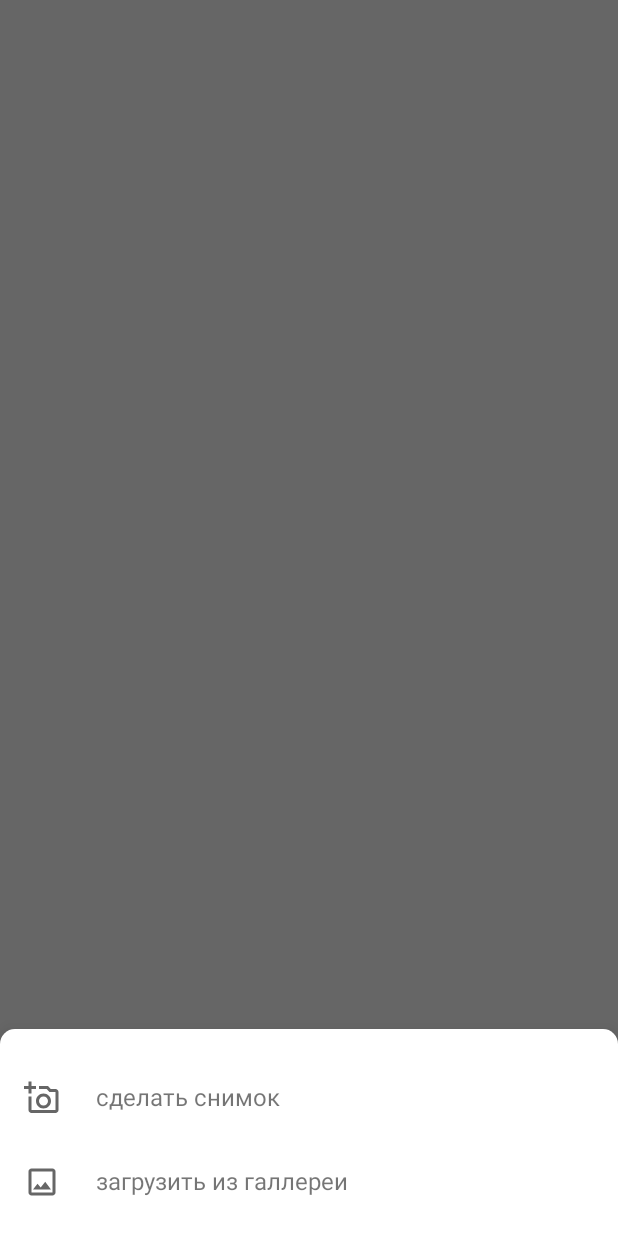
After one commit to NurseyitTursunkulov/TestRussiaIvan, an Android app: the fragment ImageResourceChooserDialogFragment shown on its own in the app's theme, on a phone screen of 412 x 824 dp. The commit adds this screen. Run offline under Robolectric (Android 15) with nearby library versions, the phone set to English and light mode, and no system bars.

Commit message:
chooser fragment added

```diff
--- a/app/build.gradle
+++ b/app/build.gradle
@@ -44,4 +44,5 @@ dependencies {
     androidTestImplementation 'androidx.test.ext:junit:1.1.1'
     androidTestImplementation 'androidx.test.espresso:espresso-core:3.2.0'
     implementation project(":permissionlib")
+    implementation 'androidx.appcompat:appcompat:1.1.0'
 }
--- /dev/null
+++ b/app/src/main/java/com/example/uploadPhoto/ImageResourceChooserDialogFragment.kt
@@ -0,0 +1,72 @@
+package com.example.uploadPhoto
+
+import android.app.Activity
+import android.content.Intent
+import android.graphics.Bitmap
+import android.os.Bundle
+import android.util.Log
+import android.view.LayoutInflater
+import android.view.View
+import android.view.ViewGroup
+import com.example.permissionlib.MY_PERMISSIONS_REQUEST_ACCESS_CAMERA
+import com.example.testrussiaivan.*
+import kotlinx.android.synthetic.main.bottom_sheet.add_image_tv
+import kotlinx.android.synthetic.main.bottom_sheet.add_photo_tv
+import kotlinx.android.synthetic.main.fragment_first.*
+
+class ImageResourceChooserDialogFragment() : RoundedBottomSheetDialogFragment() {
+    override fun onCreateView(
+        inflater: LayoutInflater, container: ViewGroup?,
+        savedInstanceState: Bundle?
+    ): View? {
+        return inflater.inflate(R.layout.bottom_sheet, container, false)
+    }
+
+    override fun onViewCreated(view: View, savedInstanceState: Bundle?) {
+        super.onViewCreated(view, savedInstanceState)
+        add_photo_tv.setOnClickListener {
+            checkCameraPermission { dispatchTakePictureIntent() }
+        }
+        add_image_tv.setOnClickListener {
+            checkPickImagePermission {
+                dispatchGetPictureFromGallery()
+            }
+        }
+    }
+
+    override fun onRequestPermissionsResult(
+        requestCode: Int,
+        permissions: Array<String>,
+        grantResults: IntArray
+    ) {
+        if (isPermissionGranted(grantResults)) {
+            when (requestCode) {
+                MY_PERMISSIONS_REQUEST_ACCESS_CAMERA -> {
+                    dispatchTakePictureIntent()
+                }
+                MY_PERMISSIONS_REQUEST_ACCESS_GALLERY -> {
+                    dispatchGetPictureFromGallery()
+                }
+            }
+        }
+    }
+
+    override fun onActivityResult(requestCode: Int, resultCode: Int, data: Intent?) {
+        if (requestCode == REQUEST_IMAGE_CAPTURE && resultCode == Activity.RESULT_OK) {
+            val imageBitmap = data?.extras?.get("data") as Bitmap
+//            image_view_avatar.setImageBitmap(imageBitmap)
+            Log.d("Nurs", "photo geldi uuuuuu")
+        }
+        if (resultCode == Activity.RESULT_OK && requestCode == PICK_IMAGE) {
+            val imageUri = data?.data;
+            Log.d("Nurs", "photo geldi uuuuuu")
+        }
+    }
+
+    companion object {
+        const val TAG = "ActionBottomDialog"
+        fun newInstance(): ImageResourceChooserDialogFragment {
+            return ImageResourceChooserDialogFragment()
+        }
+    }
+}
--- /dev/null
+++ b/app/src/main/java/com/example/uploadPhoto/RoundedBottomSheetDialogFragment.kt
@@ -0,0 +1,21 @@
+package com.example.uploadPhoto
+
+import android.app.Dialog
+import android.os.Bundle
+import com.example.testrussiaivan.R
+import com.google.android.material.bottomsheet.BottomSheetDialog
+import com.google.android.material.bottomsheet.BottomSheetDialogFragment
+
+/**
+ * [BottomSheetDialogFragment] that uses a custom
+ * theme which sets a rounded background to the dialog
+ * and doesn't dim the navigation bar
+ */
+open class RoundedBottomSheetDialogFragment : BottomSheetDialogFragment() {
+
+    override fun getTheme(): Int =
+        R.style.BottomSheetDialogTheme
+
+    override fun onCreateDialog(savedInstanceState: Bundle?): Dialog = BottomSheetDialog(requireContext(), theme)
+
+}
--- /dev/null
+++ b/app/src/main/res/drawable/bg_bottom_sheet_dialog_fragment.xml
@@ -0,0 +1,10 @@
+<?xml version="1.0" encoding="utf-8"?>
+<shape xmlns:android="http://schemas.android.com/apk/res/android"
+    android:shape="rectangle">
+    <corners
+        android:topLeftRadius="10dp"
+        android:topRightRadius="10dp"
+        />
+    <padding android:top="10dp" />
+    <solid android:color="@color/white" />
+</shape>
--- /dev/null
+++ b/app/src/main/res/drawable/ic_outline_add_a_photo_24.xml
@@ -0,0 +1,10 @@
+<vector xmlns:android="http://schemas.android.com/apk/res/android"
+    android:width="24dp"
+    android:height="24dp"
+    android:viewportWidth="24"
+    android:viewportHeight="24"
+    android:tint="?attr/colorControlNormal">
+  <path
+      android:fillColor="@android:color/white"
+      android:pathData="M21,6h-3.17L16,4h-6v2h5.12l1.83,2L21,8v12L5,20v-9L3,11v9c0,1.1 0.9,2 2,2h16c1.1,0 2,-0.9 2,-2L23,8c0,-1.1 -0.9,-2 -2,-2zM8,14c0,2.76 2.24,5 5,5s5,-2.24 5,-5 -2.24,-5 -5,-5 -5,2.24 -5,5zM13,11c1.65,0 3,1.35 3,3s-1.35,3 -3,3 -3,-1.35 -3,-3 1.35,-3 3,-3zM5,6h3L8,4L5,4L5,1L3,1v3L0,4v2h3v3h2z"/>
+</vector>
--- /dev/null
+++ b/app/src/main/res/drawable/ic_outline_image_24.xml
@@ -0,0 +1,10 @@
+<vector xmlns:android="http://schemas.android.com/apk/res/android"
+    android:width="24dp"
+    android:height="24dp"
+    android:viewportWidth="24"
+    android:viewportHeight="24"
+    android:tint="?attr/colorControlNormal">
+  <path
+      android:fillColor="@android:color/white"
+      android:pathData="M19,5v14L5,19L5,5h14m0,-2L5,3c-1.1,0 -2,0.9 -2,2v14c0,1.1 0.9,2 2,2h14c1.1,0 2,-0.9 2,-2L21,5c0,-1.1 -0.9,-2 -2,-2zM14.14,11.86l-3,3.87L9,13.14 6,17h12l-3.86,-5.14z"/>
+</vector>
--- /dev/null
+++ b/app/src/main/res/layout/bottom_sheet.xml
@@ -0,0 +1,29 @@
+<?xml version="1.0" encoding="utf-8"?>
+<androidx.constraintlayout.widget.ConstraintLayout xmlns:android="http://schemas.android.com/apk/res/android"
+    xmlns:app="http://schemas.android.com/apk/res-auto"
+    android:layout_width="match_parent"
+    android:layout_height="wrap_content"
+    android:paddingBottom="8dp">
+
+    <TextView
+        android:id="@+id/add_photo_tv"
+        style="@style/ActionItem"
+        android:layout_marginTop="8dp"
+        android:drawableStart="@drawable/ic_outline_add_a_photo_24"
+        android:drawableLeft="@drawable/ic_outline_add_a_photo_24"
+        android:text="@string/action_get_image_from_camera"
+        app:layout_constraintEnd_toEndOf="parent"
+        app:layout_constraintStart_toStartOf="parent"
+        app:layout_constraintTop_toTopOf="parent" />
+
+    <TextView
+        android:id="@+id/add_image_tv"
+        style="@style/ActionItem"
+        android:drawableStart="@drawable/ic_outline_image_24"
+        android:drawableLeft="@drawable/ic_outline_image_24"
+        android:text="@string/action_upload_from_gallery"
+        app:layout_constraintEnd_toEndOf="parent"
+        app:layout_constraintStart_toStartOf="parent"
+        app:layout_constraintTop_toBottomOf="@+id/add_photo_tv" />
+
+</androidx.constraintlayout.widget.ConstraintLayout>
--- a/app/src/main/res/layout/fragment_first.xml
+++ b/app/src/main/res/layout/fragment_first.xml
@@ -39,7 +39,7 @@
         app:layout_constraintTop_toBottomOf="@+id/image_view_avatar" />
 
     <TextView
-        android:id="@+id/textView"
+        android:id="@+id/add_photo_tv"
         android:layout_width="wrap_content"
         android:layout_height="13dp"
         android:layout_marginTop="62dp"
@@ -143,7 +143,7 @@
         app:layout_constraintEnd_toStartOf="@+id/outlinedButton" />
 
     <TextView
-        android:id="@+id/textView2"
+        android:id="@+id/add_image_tv"
         android:layout_width="wrap_content"
         android:layout_height="wrap_content"
         android:layout_marginStart="19dp"
--- a/app/src/main/res/values/colors.xml
+++ b/app/src/main/res/values/colors.xml
@@ -11,4 +11,5 @@
     <color name="toolbar_title_color">#333333</color>
     <color name="actionbar_title_text">#121111</color>
     <color name="hint_text_color">#8A000000</color>
+    <color name="colorGray">#747474</color>
 </resources>
--- a/app/src/main/res/values/dimens.xml
+++ b/app/src/main/res/values/dimens.xml
@@ -4,4 +4,8 @@
     <dimen name="second_keyline">72dp</dimen>
     <dimen name="toolbar_horizontal_padding">4dp</dimen>
     <dimen name="toolbar_h_padding">4dp</dimen>
+    <dimen name="default_margin">16dp</dimen>
+    <dimen name="drawable_padding">24dp</dimen>
+    <dimen name="text_size">16sp</dimen>
+    <dimen name="normal_padding">16dp</dimen>
 </resources>
--- a/app/src/main/res/values/strings.xml
+++ b/app/src/main/res/values/strings.xml
@@ -12,4 +12,7 @@
     <string name="page_title"> Новый ребёнок</string>
     <string name="label">Имя ребёнка</string>
     <string name="hint_text">Дата рождения</string>
+
+    <string name="action_get_image_from_camera">сделать снимок</string>
+    <string name="action_upload_from_gallery">загрузить из галлереи</string>
 </resources>
--- a/app/src/main/res/values/styles.xml
+++ b/app/src/main/res/values/styles.xml
@@ -67,4 +67,24 @@
         <item name="android:textSize">16sp</item>
     </style>
 
+    <style name="ActionItem">
+        <item name="android:textSize">@dimen/text_size</item>
+        <item name="android:drawablePadding">@dimen/drawable_padding</item>
+        <item name="android:layout_width">0dp</item>
+        <item name="android:layout_height">wrap_content</item>
+        <item name="android:padding">@dimen/normal_padding</item>
+    </style>
+
+    <style name="BottomSheet" parent="@style/Widget.Design.BottomSheet.Modal">
+        <item name="android:background">@drawable/bg_bottom_sheet_dialog_fragment</item>
+    </style>
+
+    <style name="BaseBottomSheetDialog" parent="@style/Theme.Design.Light.BottomSheetDialog">
+        <item name="android:windowIsFloating">false</item>
+        <item name="bottomSheetStyle">@style/BottomSheet</item>
+    </style>
+
+    <style name="BottomSheetDialogTheme" parent="BaseBottomSheetDialog" />
+
+
 </resources>
```
Also changed, not shown: app/src/main/java/com/example/testrussiaivan/FirstFragment.kt (+14 -38 lines), app/src/main/java/com/example/testrussiaivan/util.kt (+6 -4 lines).
